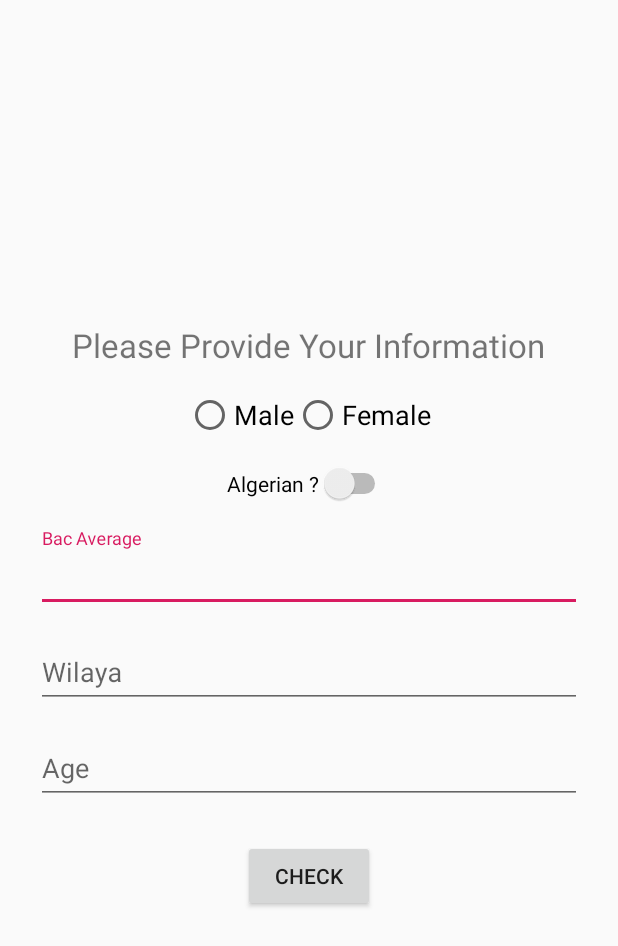
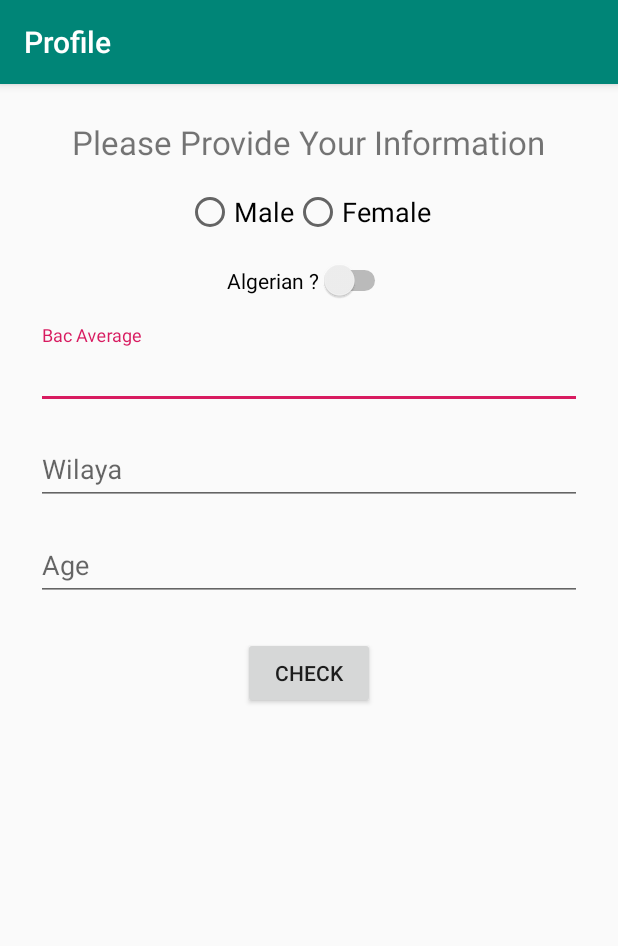
Before and after one commit to DatabrainsDz/BI4SS-Android, an Android app: the screen it shows after launch (ProfileActivity), after a tap on "CHECK SUCCESS", on a phone screen of 412 x 824 dp. Shown: the top 946 px of the screen. Run offline under Robolectric (Android 15) with nearby library versions, the phone set to English and light mode, and no system bars.

Commit message:
Final Design Modification

```diff
--- a/app/src/main/AndroidManifest.xml
+++ b/app/src/main/AndroidManifest.xml
@@ -16,7 +16,8 @@
         <activity
             android:name=".activities.MainActivity"
             android:label="@string/app_name"
-            android:theme="@style/AppTheme.NoActionBar">
+            android:theme="@style/AppTheme.NoActionBar"
+            android:windowSoftInputMode="adjustResize">
             <intent-filter>
                 <action android:name="android.intent.action.MAIN" />
 
--- a/app/src/main/java/com/databrains/bi4ss/activities/MainActivity.kt
+++ b/app/src/main/java/com/databrains/bi4ss/activities/MainActivity.kt
@@ -7,6 +7,7 @@ import android.util.Log
 import com.databrains.bi4ss.R
 import com.databrains.bi4ss.models.Response
 import com.databrains.bi4ss.webServices.BI4SSWebService
+import kotlinx.android.synthetic.main.activity_main.*
 import kotlinx.android.synthetic.main.content_main.*
 import retrofit2.Call
 import retrofit2.Callback
@@ -18,6 +19,7 @@ class MainActivity : AppCompatActivity(), Callback<Response> {
     override fun onCreate(savedInstanceState: Bundle?) {
         super.onCreate(savedInstanceState)
         setContentView(R.layout.activity_main)
+        setSupportActionBar(toolbar)
 
         connect_button.setOnClickListener {
             val studentId = student_id_edit_text.text.toString()
--- a/app/src/main/java/com/databrains/bi4ss/activities/ProfileActivity.kt
+++ b/app/src/main/java/com/databrains/bi4ss/activities/ProfileActivity.kt
@@ -8,6 +8,7 @@ import android.widget.Toast
 import com.databrains.bi4ss.R
 import com.databrains.bi4ss.models.Prediction
 import com.databrains.bi4ss.webServices.MLWebService
+import kotlinx.android.synthetic.main.activity_profile.*
 import kotlinx.android.synthetic.main.content_profile.*
 import retrofit2.Call
 import retrofit2.Callback
@@ -16,12 +17,12 @@ import retrofit2.Response
 class ProfileActivity : AppCompatActivity(), Callback<Prediction> {
 
 
-    val webService = MLWebService.retrofit.create(MLWebService::class.java)
+    private val webService = MLWebService.retrofit.create(MLWebService::class.java)
 
     override fun onCreate(savedInstanceState: Bundle?) {
         super.onCreate(savedInstanceState)
         setContentView(R.layout.activity_profile)
-
+        setSupportActionBar(toolbar)
         check_button.setOnClickListener {
             val bacAverage = bac_average_edit_text.text.toString()
             val wilaya = bac_wilaya_edit_text.text.toString()
--- a/app/src/main/res/layout/activity_profile.xml
+++ b/app/src/main/res/layout/activity_profile.xml
@@ -11,6 +11,11 @@
         android:layout_height="wrap_content"
         android:theme="@style/AppTheme.AppBarOverlay">
 
+        <android.support.v7.widget.Toolbar
+            android:id="@+id/toolbar"
+            android:layout_width="match_parent"
+            android:layout_height="wrap_content"/>
+
     </android.support.design.widget.AppBarLayout>
 
     <include layout="@layout/content_profile" />
--- a/app/src/main/res/layout/content_profile.xml
+++ b/app/src/main/res/layout/content_profile.xml
@@ -1,16 +1,19 @@
 <?xml version="1.0" encoding="utf-8"?>
-<LinearLayout xmlns:android="http://schemas.android.com/apk/res/android"
+<ScrollView xmlns:android="http://schemas.android.com/apk/res/android"
     xmlns:app="http://schemas.android.com/apk/res-auto"
     xmlns:tools="http://schemas.android.com/tools"
     android:layout_width="match_parent"
     android:layout_height="match_parent"
-    android:gravity="center"
-    android:orientation="vertical"
-    android:padding="24dp"
     app:layout_behavior="@string/appbar_scrolling_view_behavior"
     tools:context=".activities.ProfileActivity"
     tools:showIn="@layout/activity_profile">
 
+    <LinearLayout
+        android:layout_width="match_parent"
+        android:layout_height="wrap_content"
+        android:gravity="center"
+        android:orientation="vertical"
+        android:padding="24dp">
 
         <TextView
             android:layout_width="wrap_content"
@@ -99,3 +102,4 @@
             android:text="@string/check" />
 
     </LinearLayout>
+</ScrollView>
--- a/app/src/main/res/values/strings.xml
+++ b/app/src/main/res/values/strings.xml
@@ -1,7 +1,7 @@
 <resources>
     <string name="app_name">BI4SS</string>
     <string name="action_settings">Settings</string>
-    <string name="title_activity_profile">ProfileActivity</string>
+    <string name="title_activity_profile">Profile </string>
     <string name="wilaya">Wilaya</string>
     <string name="check">Check</string>
     <string name="age">Age</string>
```
Also changed, not shown: app/src/main/res/layout/activity_main.xml (+12 -0 lines). Lines whose indentation alone changed are shown as unchanged.
